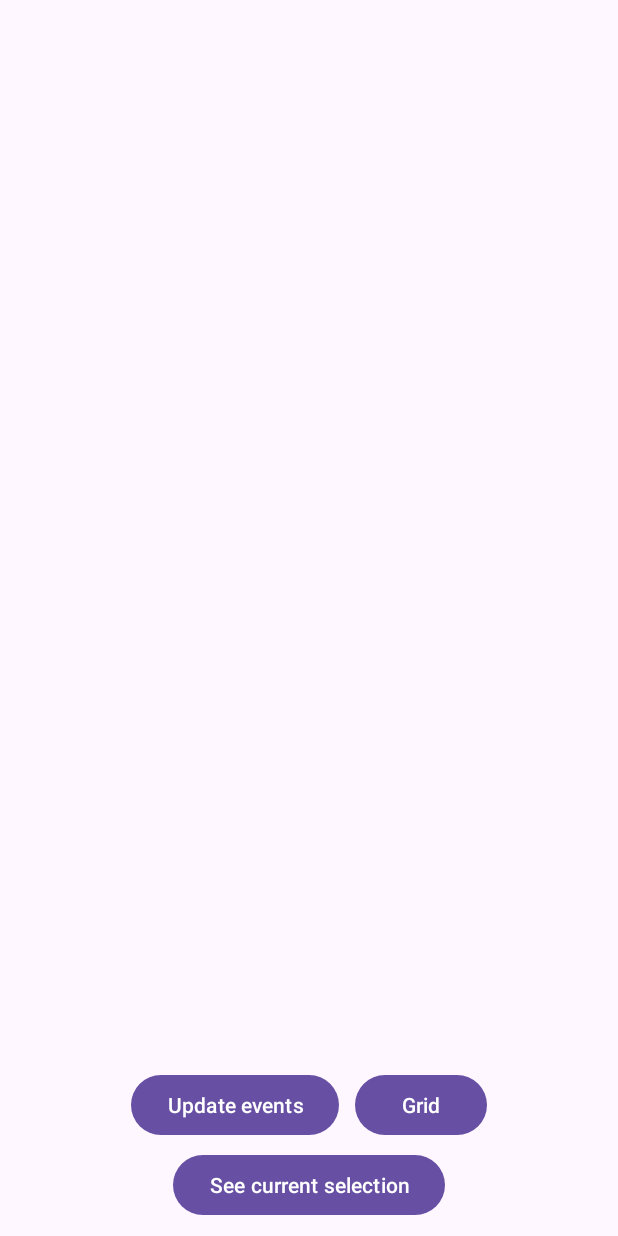
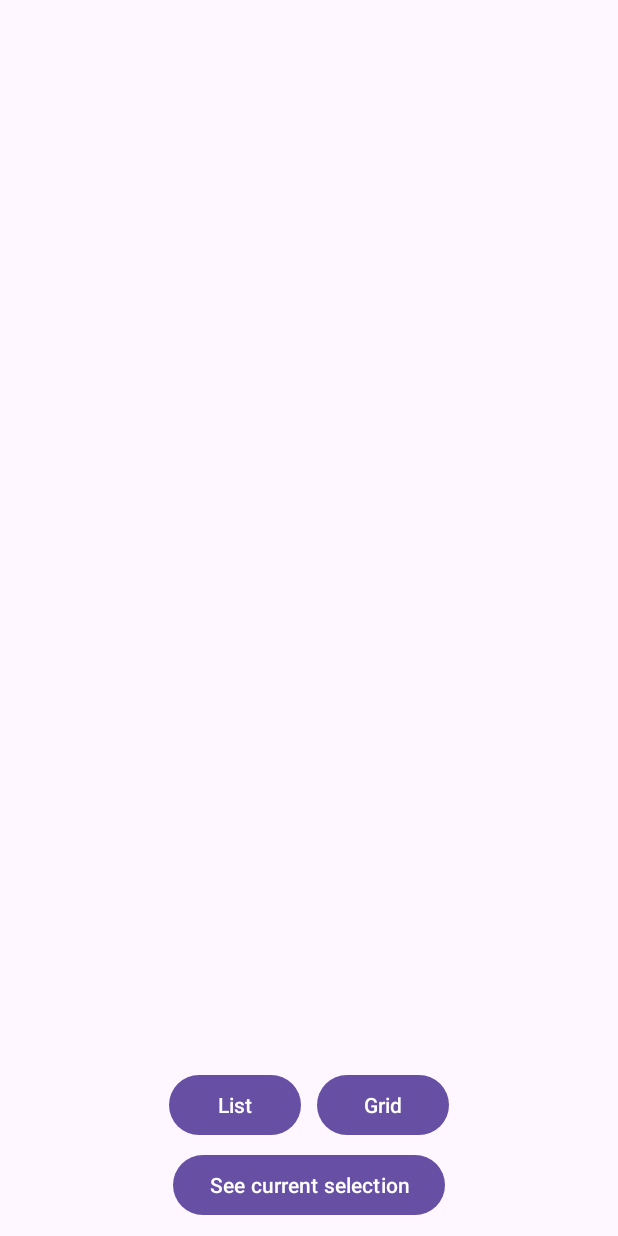
Before and after one commit to Toni-MC/MDP-FinalProject, an Android app: the screen it shows after launch (MainActivity), on a phone screen of 412 x 824 dp. Run offline under Robolectric (Android 15) with nearby library versions, the phone set to English and light mode, and no system bars; 2 statements that could not run were skipped.

Commit message:
code structured into packages

```diff
--- a/mdp_events_app/app/src/main/AndroidManifest.xml
+++ b/mdp_events_app/app/src/main/AndroidManifest.xml
@@ -21,7 +21,7 @@
             android:value="AIzaSyAG5bI3zDlHWyEJGS5ZPx7r4NYonOypyc8" />
 
         <activity
-            android:name=".MainActivity"
+            android:name=".main.MainActivity"
             android:exported="true">
             <intent-filter>
                 <action android:name="android.intent.action.MAIN" />
@@ -30,7 +30,7 @@
             </intent-filter>
         </activity>
         <activity
-            android:name=".SecondActivity"
+            android:name=".main.SecondActivity"
             android:exported="true"/>
     </application>
 
--- a/mdp_events_app/app/src/main/java/dte/masteriot/mdp/mdp_events_app/MyAdapter.java
+++ b/mdp_events_app/app/src/main/java/dte/masteriot/mdp/mdp_events_app/adapter/MyAdapter.java
@@ -1,4 +1,4 @@
-package dte.masteriot.mdp.mdp_events_app;
+package dte.masteriot.mdp.mdp_events_app.adapter;
 
 import android.util.Log;
 import android.view.LayoutInflater;
@@ -8,6 +8,10 @@ import android.view.ViewGroup;
 import androidx.annotation.NonNull;
 import androidx.recyclerview.selection.SelectionTracker;
 import androidx.recyclerview.widget.RecyclerView;
+
+import dte.masteriot.mdp.mdp_events_app.model.Dataset;
+import dte.masteriot.mdp.mdp_events_app.model.Item;
+import dte.masteriot.mdp.mdp_events_app.R;
 
 public class MyAdapter extends RecyclerView.Adapter<MyViewHolder> {
 
--- a/mdp_events_app/app/src/main/java/dte/masteriot/mdp/mdp_events_app/MyItemDetailsLookup.java
+++ b/mdp_events_app/app/src/main/java/dte/masteriot/mdp/mdp_events_app/adapter/MyItemDetailsLookup.java
@@ -1,4 +1,4 @@
-package dte.masteriot.mdp.mdp_events_app;
+package dte.masteriot.mdp.mdp_events_app.adapter;
 
 import android.annotation.SuppressLint;
 import android.util.Log;
@@ -10,7 +10,7 @@ import androidx.annotation.Nullable;
 import androidx.recyclerview.selection.ItemDetailsLookup;
 import androidx.recyclerview.widget.RecyclerView;
 
-final class MyItemDetailsLookup extends ItemDetailsLookup<Long> {
+public final class MyItemDetailsLookup extends ItemDetailsLookup<Long> {
 
     // From [https://developer.android.com/reference/androidx/recyclerview/selection/ItemDetailsLookup]:
     // The Selection library calls the method getItemDetails(MotionEvent) of an object of this class
@@ -22,7 +22,7 @@ final class MyItemDetailsLookup extends ItemDetailsLookup<Long> {
     private final RecyclerView mRecyclerView;
 
     @SuppressLint("LongLogTag")
-    MyItemDetailsLookup(RecyclerView recyclerView) {
+    public MyItemDetailsLookup(RecyclerView recyclerView) {
         Log.d(TAG, "MyItemDetailsLookup() called");
         mRecyclerView = recyclerView;
     }
--- a/mdp_events_app/app/src/main/java/dte/masteriot/mdp/mdp_events_app/MyItemKeyProvider.java
+++ b/mdp_events_app/app/src/main/java/dte/masteriot/mdp/mdp_events_app/adapter/MyItemKeyProvider.java
@@ -1,4 +1,4 @@
-package dte.masteriot.mdp.mdp_events_app;
+package dte.masteriot.mdp.mdp_events_app.adapter;
 
 import android.annotation.SuppressLint;
 import android.util.Log;
@@ -26,7 +26,7 @@ public class MyItemKeyProvider extends ItemKeyProvider<Long> {
      * @param scope Scope can't be changed at runtime.
      */
     @SuppressLint("LongLogTag")
-    protected MyItemKeyProvider(int scope, RecyclerView rv) {
+    public MyItemKeyProvider(int scope, RecyclerView rv) {
         super(scope);
         recView = rv;
         Log.d(TAG, "MyItemKeyProvider() called");
--- a/mdp_events_app/app/src/main/java/dte/masteriot/mdp/mdp_events_app/MyOnItemActivatedListener.java
+++ b/mdp_events_app/app/src/main/java/dte/masteriot/mdp/mdp_events_app/adapter/MyOnItemActivatedListener.java
@@ -1,4 +1,4 @@
-package dte.masteriot.mdp.mdp_events_app;
+package dte.masteriot.mdp.mdp_events_app.adapter;
 
 import android.annotation.SuppressLint;
 import android.content.Context;
@@ -9,6 +9,9 @@ import android.view.MotionEvent;
 import androidx.annotation.NonNull;
 import androidx.recyclerview.selection.ItemDetailsLookup;
 import androidx.recyclerview.selection.OnItemActivatedListener;
+
+import dte.masteriot.mdp.mdp_events_app.model.Dataset;
+import dte.masteriot.mdp.mdp_events_app.main.SecondActivity;
 
 public class MyOnItemActivatedListener implements OnItemActivatedListener<Long> {
 
--- a/mdp_events_app/app/src/main/java/dte/masteriot/mdp/mdp_events_app/MyViewHolder.java
+++ b/mdp_events_app/app/src/main/java/dte/masteriot/mdp/mdp_events_app/adapter/MyViewHolder.java
@@ -1,10 +1,13 @@
-package dte.masteriot.mdp.mdp_events_app;
+package dte.masteriot.mdp.mdp_events_app.adapter;
 
 import android.graphics.Color;
 import android.view.View;
 import android.widget.TextView;
 
 import androidx.recyclerview.widget.RecyclerView;
+
+import dte.masteriot.mdp.mdp_events_app.model.Item;
+import dte.masteriot.mdp.mdp_events_app.R;
 
 public class MyViewHolder extends RecyclerView.ViewHolder {
 
--- a/mdp_events_app/app/src/main/java/dte/masteriot/mdp/mdp_events_app/LoadURLContents.java
+++ b/mdp_events_app/app/src/main/java/dte/masteriot/mdp/mdp_events_app/main/LoadURLContents.java
@@ -1,4 +1,4 @@
-package dte.masteriot.mdp.mdp_events_app;
+package dte.masteriot.mdp.mdp_events_app.main;
 
 import android.annotation.SuppressLint;
 import android.graphics.Bitmap;
--- a/mdp_events_app/app/src/main/java/dte/masteriot/mdp/mdp_events_app/SecondActivity.java
+++ b/mdp_events_app/app/src/main/java/dte/masteriot/mdp/mdp_events_app/main/SecondActivity.java
@@ -1,7 +1,6 @@
-package dte.masteriot.mdp.mdp_events_app;
+package dte.masteriot.mdp.mdp_events_app.main;
 
 import android.content.Intent;
-import android.graphics.drawable.Drawable;
 import android.net.Uri;
 import android.os.Bundle;
 import android.view.MenuItem;
@@ -24,10 +23,11 @@ import com.google.android.gms.maps.model.LatLng;
 import com.google.android.gms.maps.model.MarkerOptions;
 import com.squareup.picasso.Picasso;
 
-import java.net.URL;
 import java.text.ParseException;
 import java.text.SimpleDateFormat;
 import java.util.Date;
+
+import dte.masteriot.mdp.mdp_events_app.R;
 
 public class SecondActivity extends AppCompatActivity implements OnMapReadyCallback {
 
--- a/mdp_events_app/app/src/main/java/dte/masteriot/mdp/mdp_events_app/Dataset.java
+++ b/mdp_events_app/app/src/main/java/dte/masteriot/mdp/mdp_events_app/model/Dataset.java
@@ -1,4 +1,4 @@
-package dte.masteriot.mdp.mdp_events_app;
+package dte.masteriot.mdp.mdp_events_app.model;
 
 import android.util.Log;
 
@@ -17,7 +17,7 @@ public class Dataset {
     private static final String TAG = "TAGListOfItems, Dataset";
     private List<Item> listofitems;
 
-    Dataset(String json) {
+    public Dataset(String json) {
         Log.d(TAG, "Dataset() called");
         listofitems = new ArrayList<>();
         construct_event_list(json);
@@ -69,15 +69,15 @@ public class Dataset {
 
     }
 
-    int getSize() {
+    public int getSize() {
         return listofitems.size();
     }
 
-    Item getItemAtPosition(int pos) {
+    public Item getItemAtPosition(int pos) {
         return listofitems.get(pos);
     }
 
-    Long getKeyAtPosition(int pos) {
+    public Long getKeyAtPosition(int pos) {
         return (listofitems.get(pos).getKey());
     }
 
--- a/mdp_events_app/app/src/main/java/dte/masteriot/mdp/mdp_events_app/Item.java
+++ b/mdp_events_app/app/src/main/java/dte/masteriot/mdp/mdp_events_app/model/Item.java
@@ -1,8 +1,6 @@
-package dte.masteriot.mdp.mdp_events_app;
+package dte.masteriot.mdp.mdp_events_app.model;
 
 import com.google.android.gms.maps.model.LatLng;
-
-import java.lang.reflect.Array;
 
 public class Item {
     // This class contains the actual data of each item of the dataset
--- a/mdp_events_app/app/src/main/res/layout/activity_main.xml
+++ b/mdp_events_app/app/src/main/res/layout/activity_main.xml
@@ -5,7 +5,7 @@
     xmlns:tools="http://schemas.android.com/tools"
     android:layout_width="match_parent"
     android:layout_height="match_parent"
-    tools:context=".MainActivity">
+    tools:context=".main.MainActivity">
 
     <androidx.recyclerview.widget.RecyclerView
         android:id="@+id/recyclerView"
@@ -44,8 +44,7 @@
             android:layout_width="wrap_content"
             android:layout_height="wrap_content"
             android:layout_weight="1"
-            android:onClick="update_events"
-            android:text="Update events"
+            android:text="List"
             android:layout_margin="5dp"/>
 
         <Button
--- a/mdp_events_app/app/src/main/res/layout/activity_second.xml
+++ b/mdp_events_app/app/src/main/res/layout/activity_second.xml
@@ -6,7 +6,7 @@
     android:layout_width="match_parent"
     android:layout_height="match_parent"
     android:orientation="vertical"
-    tools:context=".SecondActivity">
+    tools:context=".main.SecondActivity">
 
     <androidx.appcompat.widget.Toolbar
         android:id="@+id/my_toolbar"
```
Also changed, not shown: mdp_events_app/app/src/main/java/dte/masteriot/mdp/mdp_events_app/main/MainActivity.java (renamed from mdp_events_app/app/src/main/java/dte/masteriot/mdp/mdp_events_app/MainActivity.java, +8 -3 lines).
